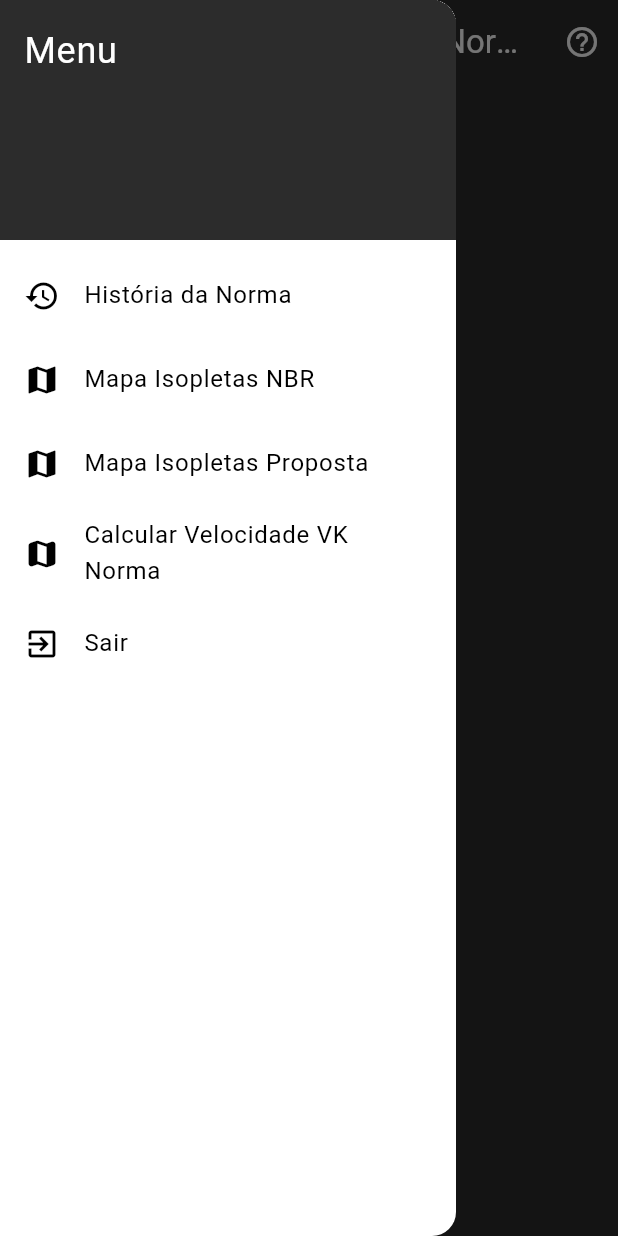
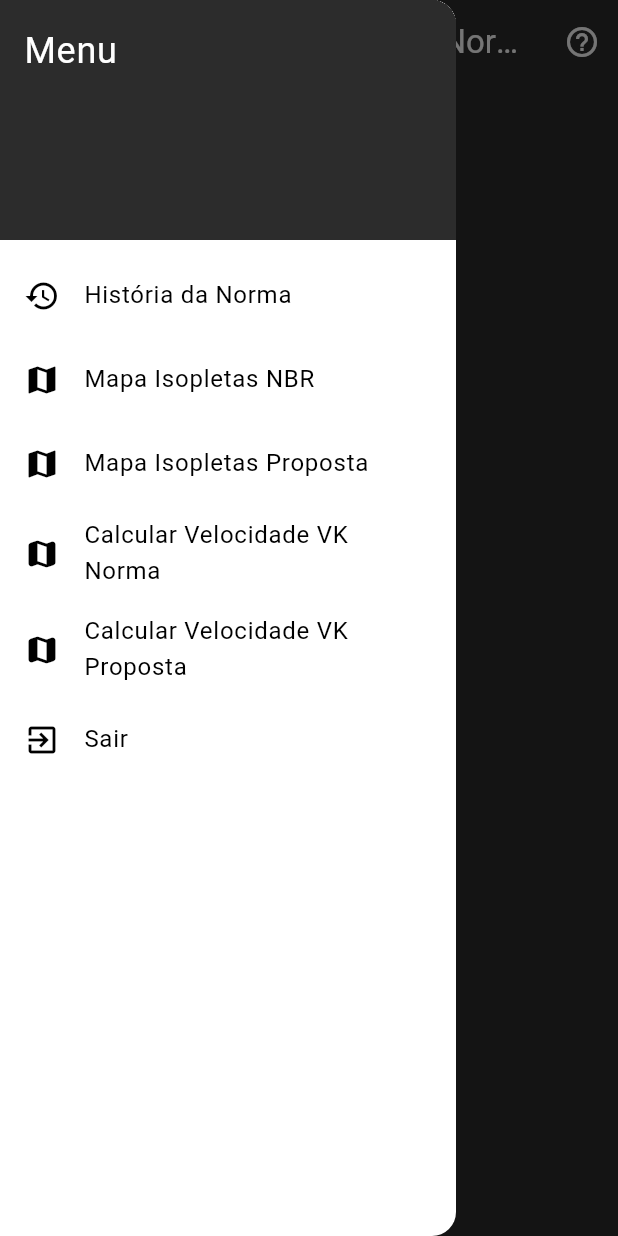
Before and after one commit to marcivonfilho/app_ventos, a Flutter app: the LocalMapScreen screen opened by its route, with the side drawer open, on a phone screen of 412 x 824 dp. Run offline on Flutter 3.47's test engine with Material 3 defaults, Android fonts, the phone set to English and light mode, and no system bars; our stand-ins replace email_validator, geolocator, shared_preferences, webview_flutter; missing offline and left inert: bcrypt; accounts and stored records are empty.

Commit message:
Alterações e implementação do calculo velocidade Norma

```diff
--- a/lib/main.dart
+++ b/lib/main.dart
@@ -21,7 +21,7 @@ class MyApp extends StatelessWidget {
     return MaterialApp(
       title: 'Ventos',
       theme: myTheme,
-      initialRoute: '/login',
+      initialRoute: '/historia-norma',
       routes: {
         '/login': (context) => LoginPage(), // Rota nomeada para a tela de login
         '/cadastro': (context) =>
@@ -29,7 +29,7 @@ class MyApp extends StatelessWidget {
         '/historia-norma': (context) => HistoricoNorma(),
         '/mapa-isopletas-proposta': (context) => mapPROP(),
         '/mapa-isopletas-nbr': (context) => mapNBR(),
-        '/local-map-screen': (context) => LocalMapScreen(),
+        '/calc-velocidade-norma': (context) => LocalMapScreen(),
       },
     );
   }
--- a/lib/views/Drawer.dart
+++ b/lib/views/Drawer.dart
@@ -57,7 +57,22 @@ class CustomDrawer extends StatelessWidget {
             leading: Icon(Icons.map_rounded),
             title: Text('Calcular Velocidade VK Norma'),
             onTap: () {
-              Navigator.pushReplacementNamed(context, '/local-map-screen');
+              Navigator.pushReplacementNamed(
+                context,
+                '/calc-velocidade-norma',
+                arguments: {'mapType': 'isopleta_nbr_calc'},
+              );
+            },
+          ),
+          ListTile(
+            leading: Icon(Icons.map_rounded),
+            title: Text('Calcular Velocidade VK Proposta'),
+            onTap: () {
+              Navigator.pushReplacementNamed(
+                context,
+                '/calc-velocidade-norma',
+                arguments: {'mapType': 'isopleta_prop_calc'},
+              );
             },
           ),
           ListTile(
--- a/lib/views/calculo_velocidade.dart
+++ b/lib/views/calculo_velocidade.dart
@@ -20,6 +20,7 @@ class LocalMapScreen extends StatefulWidget {
 class _LocationMapScreenState extends State<LocalMapScreen> {
   Position? _currentPosition;
   final String _mapUrl = '';
+  String? _mapType;
   double? _nearestVelocity;
   String _error = '';
   final bool _isLoading = false;
@@ -30,6 +31,7 @@ class _LocationMapScreenState extends State<LocalMapScreen> {
   bool _showAdditionalFields = false;
 
   double? _calculatedVelocidade;
+  double? _calculatedVelocidadeVD;
 
   String _selectedFatorS1 = 'Terreno plano ou fracamente acidentado';
   final List<String> fatorS1List = [
@@ -57,6 +59,10 @@ class _LocationMapScreenState extends State<LocalMapScreen> {
   void initState() {
     super.initState();
     _checkPermissionsAndGetLocation();
+    Future.microtask(() {
+      final args = ModalRoute.of(context)?.settings.arguments as Map?;
+      _mapType = args?['mapType'];
+    });
   }
 
   Future<void> _checkPermissionsAndGetLocation() async {
@@ -107,47 +113,6 @@ class _LocationMapScreenState extends State<LocalMapScreen> {
       }
     }
   }
-
-  /*
-  _sendLocationToAPI(double latitude, double longitude) async {
-    setState(() {
-      _isLoading = true;
-    });
-
-    var url = '$key_server/map_location';
-    try {
-      var response = await http.post(
-        Uri.parse(url),
-        body: {
-          'latitude': latitude.toString(),
-          'longitude': longitude.toString(),
-          'map_type': 'isopleta_nbr'
-        },
-        headers: {'Accept': 'application/json'},
-      );
-
-      if (response.statusCode == 200) {
-        var data = json.decode(response.body);
-        setState(() {
-          _mapUrl = data['image_url'];
-          _nearestVelocity = data['nearest_velocity'];
-        });
-      } else {
-        setState(() {
-          _error = 'Erro na resposta da API: ${response.body}';
-        });
-      }
-    } catch (e) {
-      setState(() {
-        _error = 'Erro ao conectar-se à API: $e';
-      });
-    } finally {
-      setState(() {
-        _isLoading = false;
-      });
-    }
-  }
-  */
 
   @override
   Widget build(BuildContext context) {
@@ -205,7 +170,7 @@ class _LocationMapScreenState extends State<LocalMapScreen> {
                             double.tryParse(anguloTetaController.text) ?? 0;
                         final dt = double.tryParse(dtController.text) ?? 0;
 
-                        final velocidadeVK = await calcVelo(
+                        VelocityResult? result = await calcVelo(
                           context,
                           _currentPosition?.latitude ?? 0,
                           _currentPosition?.longitude ?? 0,
@@ -216,10 +181,12 @@ class _LocationMapScreenState extends State<LocalMapScreen> {
                           _selectedcategoryS2,
                           _selectedrajS2,
                           _selectedS3,
+                          _mapType.toString(),
                         );
                         if (mounted) {
                           setState(() {
-                            _calculatedVelocidade = velocidadeVK;
+                            _calculatedVelocidade = result?.velocity;
+                            _calculatedVelocidadeVD = result?.velocityVD;
                           });
                         }
                       },
@@ -235,13 +202,24 @@ class _LocationMapScreenState extends State<LocalMapScreen> {
                           style: TextStyle(color: Colors.black)),
                     ),
                     const SizedBox(height: 32),
-                    if (_isLoading)
-                      const Center(child: CircularProgressIndicator())
-                    else if (_calculatedVelocidade != null)
+                    if (_calculatedVelocidade != null)
                       Text(
-                        'Velocidade Característica Calculada: ${_calculatedVelocidade?.toStringAsFixed(2)} m/s',
-                        style:
-                            const TextStyle(color: Colors.white, fontSize: 16),
+                        'Velocidade Característica: ${_calculatedVelocidade?.toStringAsFixed(2)} m/s',
+                        style: const TextStyle(
+                          color: Colors.yellow,
+                          fontSize: 18,
+                          fontWeight: FontWeight.bold,
+                        ),
+                      ),
+                    const SizedBox(height: 16),
+                    if (_calculatedVelocidadeVD != null)
+                      Text(
+                        'Velocidade para Vedações: ${_calculatedVelocidadeVD?.toStringAsFixed(2)} m/s',
+                        style: const TextStyle(
+                          color: Colors.yellow,
+                          fontSize: 18,
+                          fontWeight: FontWeight.bold,
+                        ),
                       ),
                     if (_error.isNotEmpty)
                       Text(
@@ -249,10 +227,6 @@ class _LocationMapScreenState extends State<LocalMapScreen> {
                         style: const TextStyle(color: Colors.red, fontSize: 16),
                       ),
                     const SizedBox(height: 32),
-                    //if (_isLoading)
-                    //const Center(child: CircularProgressIndicator())
-                    //else if (_mapUrl.isNotEmpty)
-                    //Image.network(_mapUrl),
                   ],
                 ),
               ),
```
Also changed, not shown: lib/controller/contr_calc_velo.dart (+19 -4 lines), 1 other file.
